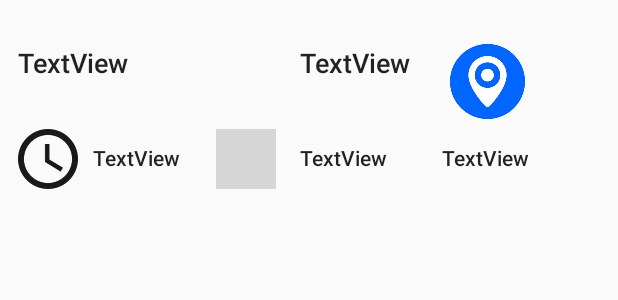
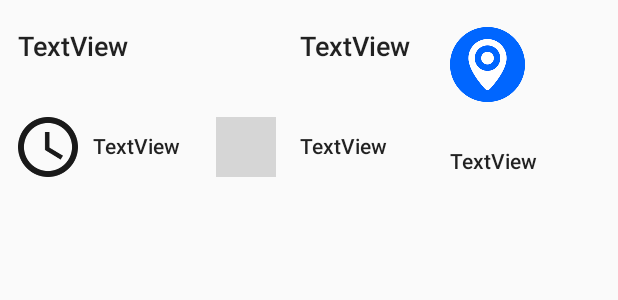
Before and after one commit to JulianJason/The-Travelling-Man, an Android app: the layout recyclerview_itinerary_row.xml on its own in the app's theme, with its tools: preview values and no code run, on a phone screen of 412 x 824 dp. Shown: the top 300 px of the screen. Run offline under Robolectric (Android 15) with nearby library versions, the phone set to English and light mode, and no system bars; grey boxes are pictures that could not be loaded.

Commit message:
added onclick listener to ItineraryRecyclerAdapter for map ImageView

```diff
--- a/TheTravellingMan/app/src/main/java/com/lejit/thetravellingman/ItenaryPlanner.java
+++ b/TheTravellingMan/app/src/main/java/com/lejit/thetravellingman/ItenaryPlanner.java
@@ -2,6 +2,7 @@ package com.lejit.thetravellingman;
 
 import android.content.Context;
 import android.content.Intent;
+import android.location.Geocoder;
 import android.net.Uri;
 import android.os.AsyncTask;
 import android.os.Bundle;
@@ -16,6 +17,7 @@ import android.widget.ArrayAdapter;
 import android.widget.Button;
 import android.widget.EditText;
 import android.widget.MultiAutoCompleteTextView;
+import android.widget.TextView;
 import android.widget.Toast;
 
 import com.lejit.thetravellingman.Attraction_Resources.DestinationMatrix_HASH;
@@ -23,9 +25,11 @@ import com.lejit.thetravellingman.Model.ItineraryRow;
 import com.lejit.thetravellingman.OptimalSolver.getOptimizedSolution;
 import com.roughike.bottombar.BottomBar;
 
+import java.io.IOException;
 import java.util.ArrayList;
 import java.util.Arrays;
 import java.util.List;
+import java.util.Locale;
 
 import static com.lejit.thetravellingman.WordDistance.getWordCorrectionList;
 
--- a/TheTravellingMan/app/src/main/res/layout/fragment_itinerary.xml
+++ b/TheTravellingMan/app/src/main/res/layout/fragment_itinerary.xml
@@ -97,7 +97,7 @@
             android:layout_alignBottom="@+id/budgetInput"
             android:layout_toStartOf="@+id/inputButton"
             android:layout_marginEnd="13dp"
-            android:buttonTint="#000"/>
+            app:buttonTint="#000"/>
 
     </RelativeLayout>
 
--- a/TheTravellingMan/app/src/main/res/layout/recyclerview_itinerary_row.xml
+++ b/TheTravellingMan/app/src/main/res/layout/recyclerview_itinerary_row.xml
@@ -14,7 +14,7 @@
             android:layout_height="40dp"
             app:srcCompat="@drawable/time_icon"
             android:id="@+id/timeIcon"
-            android:layout_marginTop="32dp"
+            android:layout_marginTop="20dp"
             android:layout_below="@+id/fromResult"
             android:layout_alignParentStart="true"
             android:layout_marginStart="12dp" />
@@ -35,10 +35,10 @@
             android:layout_width="wrap_content"
             android:layout_height="wrap_content"
             android:id="@+id/methodOfTransportText"
-            android:layout_alignBottom="@+id/costValue"
-
-            android:layout_toEndOf="@+id/costValue"
-            android:layout_marginStart="36dp"
+            android:layout_alignTop="@+id/costValue"
+            android:layout_marginTop="10dp"
+            android:layout_alignStart="@+id/location"
+            android:layout_below="@+id/location"
 
             android:textAppearance="@style/TextAppearance.AppCompat.Body2" />
 
@@ -47,6 +47,7 @@
             android:layout_height="40dp"
             app:srcCompat="@drawable/dollar_icon"
             android:id="@+id/costIcon"
+
             android:layout_alignTop="@+id/timeIcon"
             android:layout_toEndOf="@+id/timeValue"
             android:layout_marginStart="12dp" />
@@ -59,6 +60,7 @@
             android:id="@+id/fromResult"
             android:textAppearance="@style/TextAppearance.AppCompat.Body2"
             android:textSize="18sp"
+            android:layout_marginBottom="15dp"
             android:layout_alignTop="@+id/toResult"
             android:layout_alignStart="@+id/timeIcon" />
 
@@ -69,6 +71,7 @@
             android:id="@+id/costValue"
             android:textAppearance="@style/TextAppearance.AppCompat.Body2"
             android:layout_marginStart="16dp"
+            android:layout_marginTop="10dp"
             android:layout_marginBottom="11dp"
             android:layout_alignBaseline="@+id/timeValue"
             android:layout_alignBottom="@+id/timeValue"
@@ -81,9 +84,9 @@
             android:id="@+id/toResult"
             android:textAppearance="@style/TextAppearance.AppCompat.Body2"
             android:textSize="18sp"
-            android:layout_marginTop="29dp"
-            android:layout_marginBottom="11dp"
-            android:layout_alignParentTop="true"
+            android:layout_marginTop="18dp"
+            android:layout_marginBottom="15dp"
+
             android:layout_alignStart="@+id/costValue" />
 
         <ImageView
@@ -92,8 +95,6 @@
             android:layout_marginStart="300dp"
             app:srcCompat="@drawable/location"
             android:layout_alignTop="@+id/toResult"
-
-            android:id="@+id/imageView"
-            android:onClick="map"/>
+            android:id="@+id/location" />
     </RelativeLayout>
 </LinearLayout>
```
Also changed, not shown: TheTravellingMan/app/src/main/java/com/lejit/thetravellingman/ItineraryRecyclerAdapter.java (+49 -2 lines), TheTravellingMan/app/src/main/java/com/lejit/thetravellingman/MainActivity.java (+4 -37 lines).
